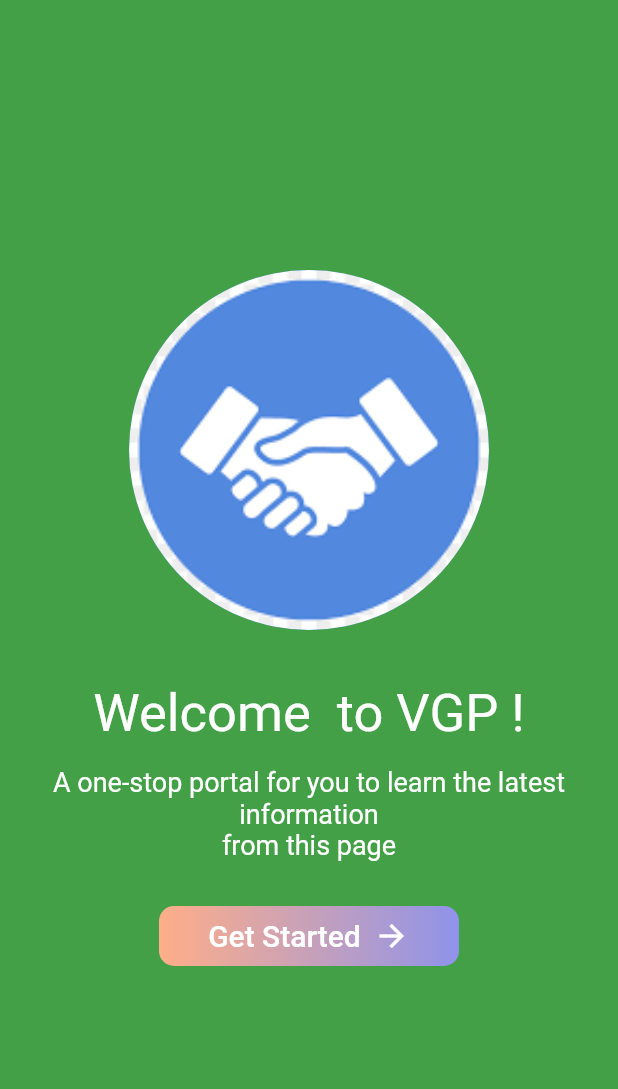
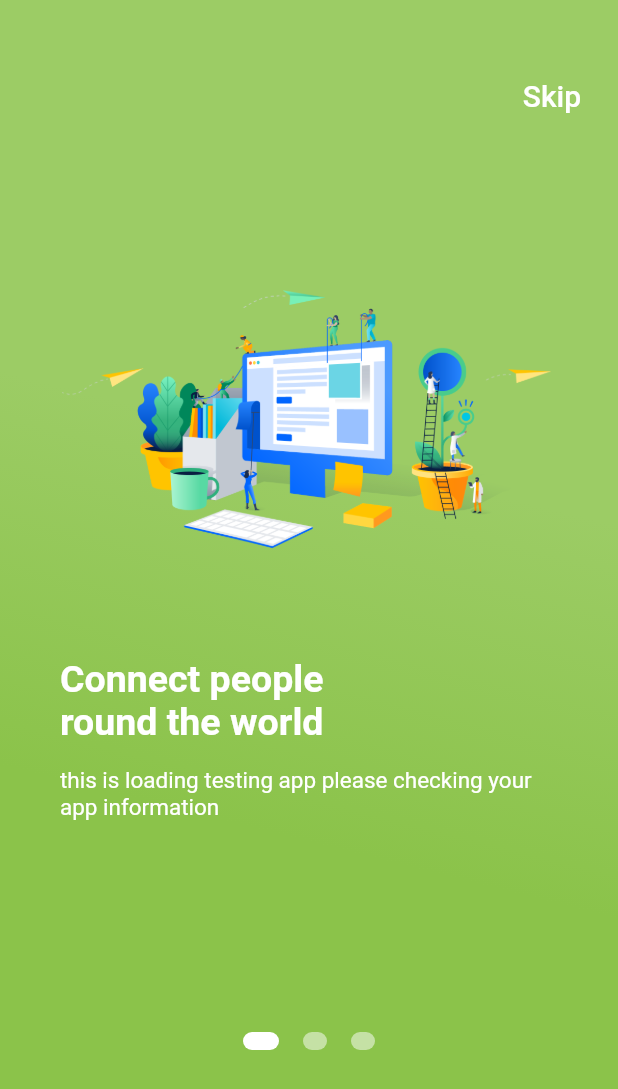
Before and after one commit to ITSTIME1/flutter, a Flutter app: the screen it shows after launch, on a phone screen of 412 x 824 dp. Shown: the top 1089 px of the screen. Run offline on Flutter 3.47's test engine with Material 2 defaults, Android fonts, the light colour scheme and no system bars.

Commit message:
[update] VGP app [add] onboarding page add. [add] widget indicator and list, pageview

```diff
--- /dev/null
+++ b/refactoring_app/lib/Onboardingscreen.dart
@@ -0,0 +1,146 @@
+import 'package:flutter/material.dart';
+import 'package:flutter/services.dart';
+
+class Onboardingscreen extends StatefulWidget {
+  @override
+  State<Onboardingscreen> createState() => _OnboardingscreenState();
+}
+
+class _OnboardingscreenState extends State<Onboardingscreen> {
+  final int _numPage = 3;
+  final PageController _pageController = PageController(initialPage: 0);
+  int _currentPage = 0;
+
+  // 페이지 리스트들을 추가해줌.
+  List<Widget> _buildPageIndicator() {
+    List<Widget> list = [];
+    for (int i = 0; i < _numPage; i++) {
+      list.add(i == _currentPage ? _indicator(true) : _indicator(false));
+    }
+    return list;
+  }
+
+  // indication 위젯을 만드는거임
+  Widget _indicator(bool isActive) {
+    return AnimatedContainer(
+      duration: Duration(milliseconds: 150),
+      margin: EdgeInsets.symmetric(horizontal: 8.0),
+      height: 12.0,
+      width:
+          isActive ? 24.0 : 16.0, // 처음에 isactive 값은 불리언 값이라 이 인디케이터가 범위안에 있을때
+      // 선택된 처음의 비율을 24.0으로 보여주고 그 다음 아직 보여주지 않은 인디케이터 속성들을 16.0으로 보여준다는 의미다.
+      decoration: BoxDecoration(
+        color: isActive
+            ? Colors.white
+            : Color(0xFFC5E1A5), // 이것도 마찬가지로 처음에 보여줄 인디케이터 색상을 화이트
+        // 아직 보여지지 않은 부분을 hex값으로 보여준다는 의미이다.
+        borderRadius: BorderRadius.all(Radius.circular(12)),
+      ),
+    );
+  }
+
+  @override
+  Widget build(BuildContext context) {
+    return Scaffold(
+      body: AnnotatedRegion<SystemUiOverlayStyle>(
+        value: SystemUiOverlayStyle.light,
+        child: Container(
+          // 배경색 container 1
+          decoration: BoxDecoration(
+            gradient: LinearGradient(
+              begin: Alignment.topRight,
+              end: Alignment.bottomCenter,
+              stops: [0.1, 0.4, 0.7, 0.9], // 밝기의 기울기
+              colors: [
+                Color(0xFF9CCC65), // hex값
+                Color(0xFF9CCC65),
+                Color(0xFF8BC34A),
+                Color(0xFF8BC34A),
+              ],
+            ),
+          ),
+          child: Padding(
+            padding: EdgeInsets.symmetric(vertical: 40.0),
+            child: Column(
+              // 세로 축으로
+              crossAxisAlignment: CrossAxisAlignment
+                  .stretch, // 세로에서 stretch 가 없으면 세로로 쭉 긴 모양이 나오는데 이걸 사용하면 가로로 쭉 긴 모양을 사용할 수 있다.
+              children: [
+                Container(
+                  alignment: Alignment.centerRight, // 버튼을 오른쪽으로 정렬
+                  child: FlatButton(
+                    onPressed: () => print('skip'), // testing
+                    child: Text(
+                      'Skip',
+                      style: TextStyle(
+                        color: Colors.white,
+                        fontSize: 20.0,
+                      ),
+                    ),
+                  ),
+                ),
+                Container(
+                  height: 600.0,
+                  child: PageView(
+                    // pageview 를 이용해서 다중 페이지를 구현
+                    physics: ClampingScrollPhysics(),
+                    controller: _pageController,
+                    onPageChanged: (int page) {
+                      setState(() {
+                        _currentPage = page;
+                      });
+                    },
+                    children: [
+                      Padding(
+                        padding: EdgeInsets.all(40.0),
+                        child: Column(
+                          crossAxisAlignment: CrossAxisAlignment.start,
+                          children: [
+                            Center(
+                              child: Image(
+                                image: AssetImage(
+                                  'lib/images/document.png',
+                                ),
+                                height: 300.0,
+                                width: 400.0,
+                              ),
+                            ),
+                            SizedBox(
+                              height: 10.0,
+                            ),
+                            Text(
+                              'Connect people\nround the world',
+                              style: TextStyle(
+                                color: Colors.white,
+                                fontSize: 25.0,
+                                fontWeight: FontWeight.bold,
+                              ),
+                            ),
+                            SizedBox(
+                              height: 15.0,
+                            ),
+                            Text(
+                              'this is loading testing app please checking your app information',
+                              style: TextStyle(
+                                color: Colors.white,
+                                fontSize: 15.0,
+                              ),
+                            ),
+                          ],
+                        ),
+                      ),
+                    ],
+                  ),
+                ),
+                Row(
+                  mainAxisAlignment: MainAxisAlignment.center,
+                  children: _buildPageIndicator(), // indicator 생성
+                ),
+              ], // 세로 영역을 다쓴다.
+            ),
+          ),
+        ),
+      ),
+    );
+  }
+}
--- a/refactoring_app/lib/main.dart
+++ b/refactoring_app/lib/main.dart
@@ -1,6 +1,6 @@
 import 'dart:async';
+import 'Onboardingscreen.dart';
 import 'package:flutter/widgets.dart';
-import 'LogInscreen.dart';
 import 'package:flutter/material.dart';
 
 void main() => runApp(MyApp());
@@ -32,9 +32,9 @@ class _SplashScreenState extends State<SplashScreen> {
     // 3초 뒤에 LogIn 페이지로 넘어감
     // After 3seconds move on LogIn Page
     Timer(
-        Duration(seconds: 0),
-        () => Navigator.pushReplacement(
-            context, MaterialPageRoute(builder: (context) => LogInscreen())));
+        Duration(seconds: 5),
+        () => Navigator.pushReplacement(context,
+            MaterialPageRoute(builder: (context) => Onboardingscreen())));
   }
 
   Widget build(BuildContext context) {
@@ -47,8 +47,8 @@ class _SplashScreenState extends State<SplashScreen> {
             begin: Alignment.topRight,
             end: Alignment.bottomLeft,
             colors: [
-              const Color(0xFFA5D6A7),
-              const Color(0xFF1B5E20),
+              const Color(0xFF9CCC65),
+              const Color(0xFF8BC34A),
             ],
           ),
         ),
@@ -58,14 +58,15 @@ class _SplashScreenState extends State<SplashScreen> {
             children: [
               Column(
                 children: [
-                  CircleAvatar(
-                    backgroundImage: AssetImage(
-                      'lib/images/vagitable.jpg',
+                  Center(
+                    child: Image(
+                      image: AssetImage(
+                        'lib/images/forest.png',
+                      ),
                     ),
-                    radius: 80,
                   ),
                   SizedBox(
-                    height: 200.0,
+                    height: 100.0,
                   ),
                   CircularProgressIndicator(
                     valueColor: AlwaysStoppedAnimation<Color>(Colors.white),
--- a/refactoring_app/pubspec.yaml
+++ b/refactoring_app/pubspec.yaml
@@ -33,7 +33,6 @@ dependencies:
 
   # The following adds the Cupertino Icons font to your application.
   # Use with the CupertinoIcons class for iOS style icons.
-  cupertino_icons: ^1.0.2
 
 dev_dependencies:
   flutter_test:
@@ -59,8 +58,9 @@ flutter:
 
   # To add assets to your application, add an assets section, like this:
   assets:
-  - lib/images/vagitable.jpg
-  - lib/images/splash.png
+  - lib/images/document.png
+  - lib/images/forest.png
+
   #   - images/a_dot_ham.jpeg
 
   # An image asset can refer to one or more resolution-specific "variants", see
```
Also changed, not shown: refactoring_app/lib/images/document.png (added), refactoring_app/lib/images/forest.png (added), refactoring_app/pubspec.lock.
